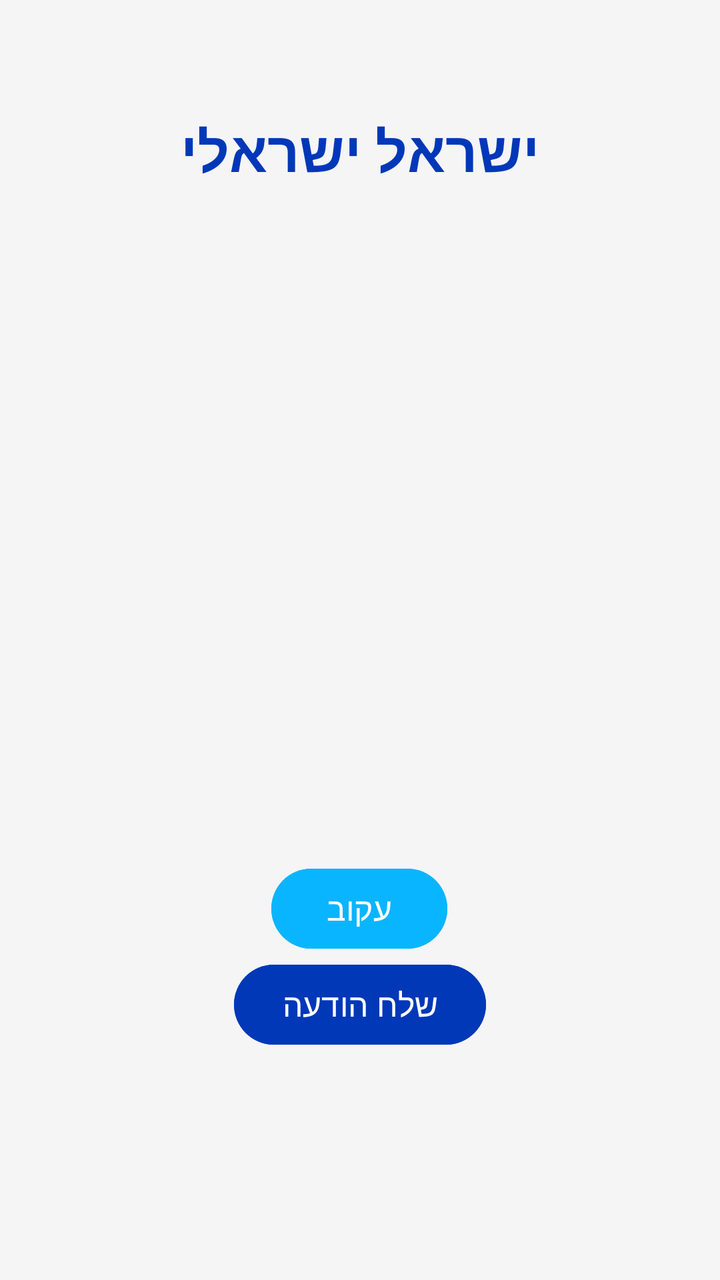
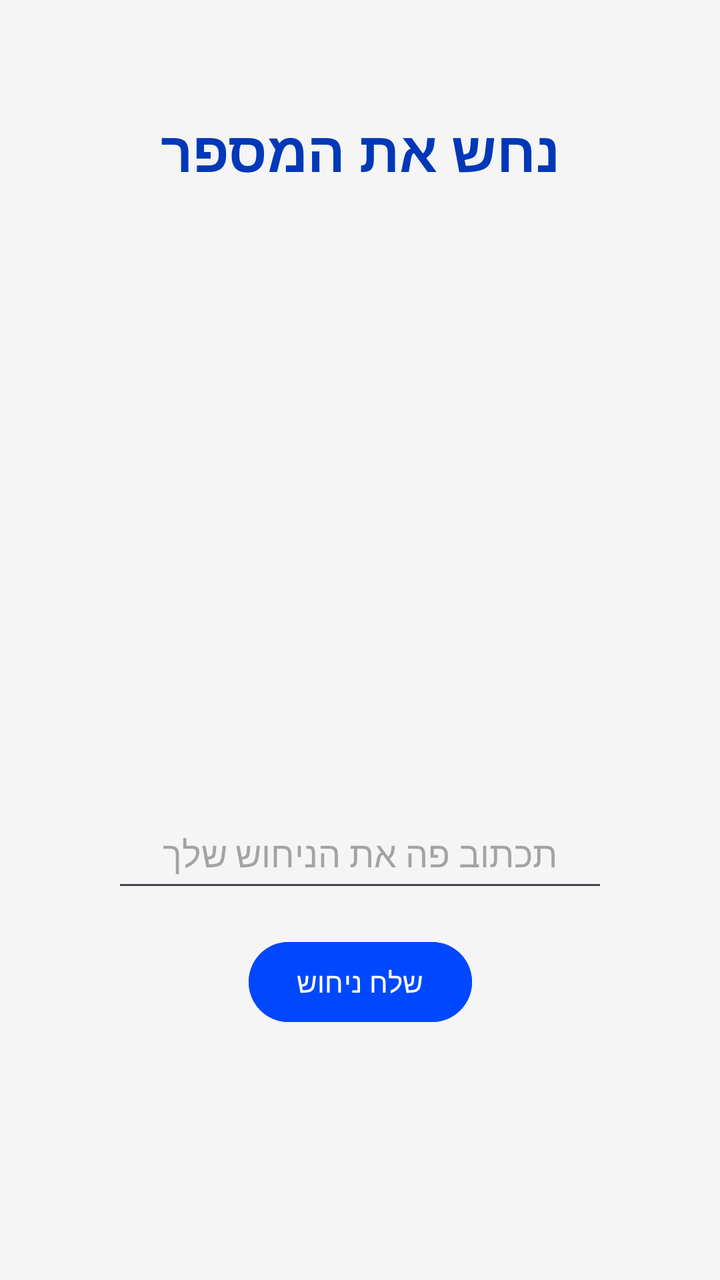

Two renders of the same Android screen: before a commit and after it. Below are the layout's source before the change and the commit's diff.
<!-- AndroidManifest.xml: application theme Theme.MyFirstAppOran -->
<!-- res/layout/activity_main.xml -->
<?xml version="1.0" encoding="utf-8"?>
<androidx.constraintlayout.widget.ConstraintLayout
    xmlns:android="http://schemas.android.com/apk/res/android"
    xmlns:app="http://schemas.android.com/apk/res-auto"
    xmlns:tools="http://schemas.android.com/tools"
    android:layout_width="match_parent"
    android:layout_height="match_parent"
    android:background="#F5F5F5"
    android:padding="24dp"
    tools:context=".MainActivity"
    tools:ignore="ExtraText">


    <TextView
        android:id="@+id/tvUserName"
        android:layout_width="wrap_content"
        android:layout_height="wrap_content"
        android:text="@string/user_name"
        android:textSize="28sp"
        android:textStyle="bold"
        android:textColor="#0038B8"
        android:layout_marginTop="32dp"
        app:layout_constraintTop_toTopOf="parent"
        app:layout_constraintStart_toStartOf="parent"
        app:layout_constraintEnd_toEndOf="parent" />


    <Button
        android:id="@+id/btnSendMessage"
        android:layout_width="wrap_content"
        android:layout_height="wrap_content"
        android:layout_marginTop="384dp"
        android:backgroundTint="#0038B8"
        android:text="@string/send_message"
        android:textColor="#FFFFFF"
        android:textSize="16sp"
        app:layout_constraintEnd_toEndOf="parent"
        app:layout_constraintStart_toStartOf="parent"
        app:layout_constraintTop_toBottomOf="@+id/tvUserName" />

    <Button
        android:id="@+id/btnFollow"
        android:layout_width="wrap_content"
        android:layout_height="wrap_content"
        android:layout_marginTop="336dp"
        android:backgroundTint="#0AB5FF"
        android:text="@string/follow"
        android:textColor="#FFFFFF"
        android:textSize="16sp"
        app:layout_constraintEnd_toEndOf="parent"
        app:layout_constraintHorizontal_bias="0.498"
        app:layout_constraintStart_toStartOf="parent"
        app:layout_constraintTop_toBottomOf="@+id/tvUserName" />

</androidx.constraintlayout.widget.ConstraintLayout>
<!-- resources referenced by this layout -->
<resources>
  <string name="follow">עקוב</string>
  <string name="send_message">שלח הודעה</string>
  <string name="user_name">ישראל ישראלי</string>
  <style name="Theme.MyFirstAppOran" parent="Base.Theme.MyFirstAppOran" />
  <style name="Base.Theme.MyFirstAppOran" parent="Theme.Material3.DayNight.NoActionBar">
          
          
      </style>
</resources>

<!-- the commit's change to res/layout/activity_main.xml (unified diff, before → after) -->
@@ -12,10 +12,10 @@
 
 
     <TextView
-        android:id="@+id/tvUserName"
+        android:id="@+id/guessTheNumber"
         android:layout_width="wrap_content"
         android:layout_height="wrap_content"
-        android:text="@string/user_name"
+        android:text="@string/guess_the_num"
         android:textSize="28sp"
         android:textStyle="bold"
         android:textColor="#0038B8"
@@ -25,31 +25,42 @@
         app:layout_constraintEnd_toEndOf="parent" />
 
 
+    <EditText
+        android:id="@+id/theGuess"
+        android:layout_width="0dp"
+        android:layout_height="wrap_content"
+        android:layout_marginStart="32dp"
+        android:layout_marginTop="308dp"
+        android:layout_marginEnd="32dp"
+        android:gravity="center"
+        android:hint="@string/make_a_guess"
+        android:padding="12dp"
+        app:layout_constraintEnd_toEndOf="parent"
+        app:layout_constraintStart_toStartOf="parent"
+        app:layout_constraintTop_toBottomOf="@+id/guessTheNumber" />
     <Button
-        android:id="@+id/btnSendMessage"
+        android:id="@+id/btnSubmit"
         android:layout_width="wrap_content"
         android:layout_height="wrap_content"
-        android:layout_marginTop="384dp"
-        android:backgroundTint="#0038B8"
-        android:text="@string/send_message"
+        android:text="@string/send_guess"
+        android:backgroundTint="#0048FF"
         android:textColor="#FFFFFF"
-        android:textSize="16sp"
-        app:layout_constraintEnd_toEndOf="parent"
+        android:layout_marginTop="16dp"
+        app:layout_constraintTop_toBottomOf="@+id/theGuess"
         app:layout_constraintStart_toStartOf="parent"
-        app:layout_constraintTop_toBottomOf="@+id/tvUserName" />
-
+        app:layout_constraintEnd_toEndOf="parent" />
     <Button
-        android:id="@+id/btnFollow"
+        android:id="@+id/btnPlayAgain"
         android:layout_width="wrap_content"
         android:layout_height="wrap_content"
-        android:layout_marginTop="336dp"
-        android:backgroundTint="#0AB5FF"
-        android:text="@string/follow"
+        android:text="@string/play_again"
+        android:backgroundTint="#00D5FF"
         android:textColor="#FFFFFF"
-        android:textSize="16sp"
-        app:layout_constraintEnd_toEndOf="parent"
-        app:layout_constraintHorizontal_bias="0.498"
+        android:visibility="gone"
+        android:layout_marginTop="16dp"
+        app:layout_constraintTop_toBottomOf="@+id/btnSubmit"
         app:layout_constraintStart_toStartOf="parent"
-        app:layout_constraintTop_toBottomOf="@+id/tvUserName" />
+        app:layout_constraintEnd_toEndOf="parent" />
+
 
 </androidx.constraintlayout.widget.ConstraintLayout>
<!-- resource entries referenced after the edit -->
@@ -1,8 +1,9 @@
 <!-- resources referenced by this layout -->
 <resources>
-  <string name="follow">עקוב</string>
-  <string name="send_message">שלח הודעה</string>
-  <string name="user_name">ישראל ישראלי</string>
+  <string name="guess_the_num">נחש את המספר</string>
+  <string name="make_a_guess">תכתוב פה את הניחוש שלך</string>
+  <string name="play_again">שחק שוב</string>
+  <string name="send_guess"> שלח ניחוש</string>
   <style name="Theme.MyFirstAppOran" parent="Base.Theme.MyFirstAppOran" />
   <style name="Base.Theme.MyFirstAppOran" parent="Theme.Material3.DayNight.NoActionBar">
           
